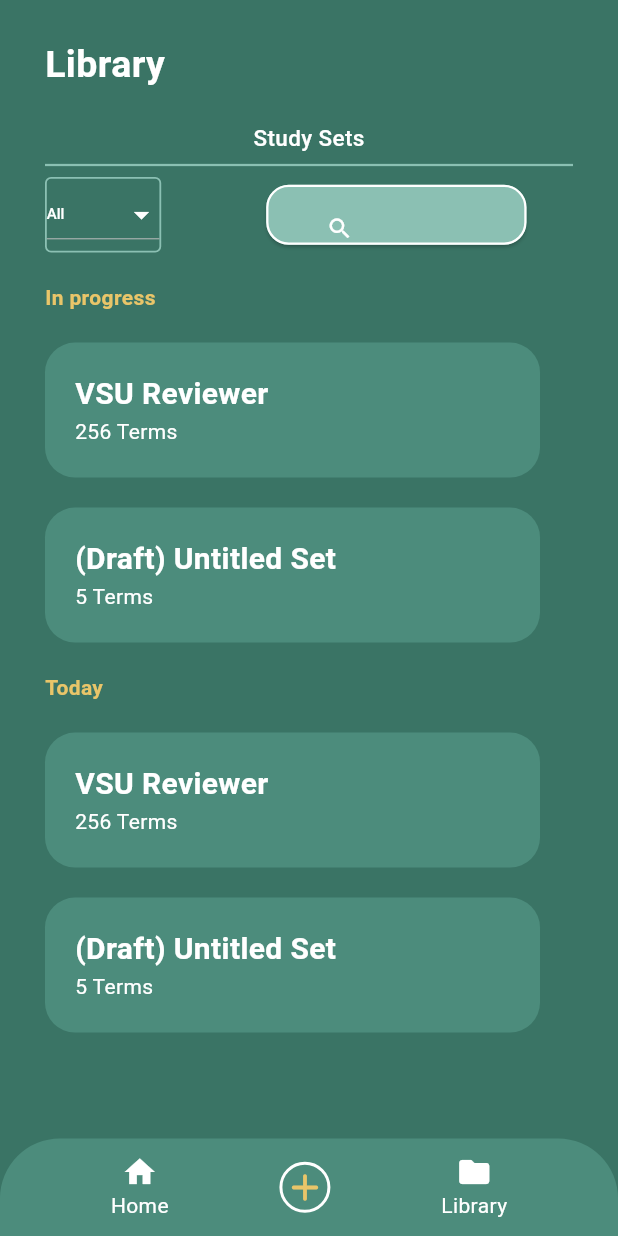
After one commit to KaelNierras/vis_can_learn, a Flutter app: the LibraryScreen screen opened directly, on a phone screen of 412 x 824 dp. The commit adds this screen. Run offline on Flutter 3.47's test engine with Material 3 defaults, Android fonts, the light colour scheme and no system bars; our stand-ins replace firebase_core, flutter_native_splash, flutter_slidable, shared_preferences; accounts and stored records are empty.

Commit message:
library screen completed, needs fixing in the backend list builders

```diff
--- /dev/null
+++ b/lib/features/dashboard/views/library_screen.dart
@@ -0,0 +1,362 @@
+import 'package:flutter/cupertino.dart';
+import 'package:flutter/material.dart';
+import 'package:flutter/widgets.dart';
+import 'package:vis_can_learn/features/dashboard/views/dashboard_screen.dart';
+import 'package:vis_can_learn/theme/custom_colors.dart';
+import 'package:vis_can_learn/utils/widget_helper.dart';
+
+class LibraryScreen extends StatefulWidget {
+  const LibraryScreen({super.key});
+
+  @override
+  State<LibraryScreen> createState() => _LibraryScreenState();
+}
+
+class _LibraryScreenState extends State<LibraryScreen> {
+  void Search() {
+    print('Search');
+  }
+
+  void goToDashboard() {
+    Navigator.push(
+      context,
+      MaterialPageRoute(
+        builder: (context) => const Dashboard(),
+      ),
+    );
+  }
+
+  void goToLibrary() {
+    Navigator.push(
+      context,
+      MaterialPageRoute(
+        builder: (context) => const LibraryScreen(),
+      ),
+    );
+  }
+
+  Map<String, int> data = {
+    'VSU Reviewer': 256,
+    '(Draft) Untitled Set': 5,
+    // Add more entries as needed
+  };
+
+  String selectedFilter = 'All';
+
+  @override
+  Widget build(BuildContext context) {
+    return Scaffold(
+      body: Container(
+        width: MediaQuery.of(context).size.width, // Set the width to 100%
+        decoration: const BoxDecoration(
+          color: background,
+        ),
+        child: Column(
+          mainAxisAlignment: MainAxisAlignment.start,
+          crossAxisAlignment: CrossAxisAlignment.start,
+          children: [
+            Container(
+              width: MediaQuery.of(context).size.width, // Set the width to 100%
+              decoration: BoxDecoration(
+                gradient: gradientAppbar,
+                borderRadius: const BorderRadius.only(
+                  bottomLeft: Radius.circular(40),
+                  bottomRight: Radius.circular(40),
+                ),
+              ),
+            ),
+            addVerticalSpace(25),
+            Expanded(
+              child: Container(
+                width: MediaQuery.of(context).size.width,
+                child: Column(
+                  mainAxisAlignment: MainAxisAlignment.start,
+                  crossAxisAlignment: CrossAxisAlignment.start,
+                  children: [
+                    Padding(
+                      padding: const EdgeInsets.only(left: 30.0),
+                      child: const Text(
+                        "Library",
+                        style: TextStyle(
+                          color: Colors.white,
+                          fontSize: 25,
+                          fontWeight: FontWeight.w600,
+                        ),
+                      ),
+                    ),
+                    Padding(
+                      padding: const EdgeInsets.only(top: 20.0),
+                      child: Center(
+                        child: const Text(
+                          "Study Sets",
+                          style: TextStyle(
+                            color: Colors.white,
+                            fontSize: 15,
+                            fontWeight: FontWeight.w500,
+                          ),
+                        ),
+                      ),
+                    ),
+                    Divider(
+                      indent: 30,
+                      endIndent: 30,
+                      color: lightGreen,
+                      thickness: 1.5,
+                    ),
+
+                    Row(
+                      children: [
+                        SizedBox(width: 30),
+
+                        Container(
+                          decoration: BoxDecoration(
+                            border: Border.all(
+                              color: lightGreen, // Choose your border color
+                              width: 1.2, // Adjust border width as needed
+                            ),
+                            borderRadius: BorderRadius.circular(4.0), // Adjust border radius as needed
+                          ),
+                          child: DropdownButton<String>(
+                            value: selectedFilter,
+                            onChanged: (String? newValue) {
+                              setState(() {
+                                selectedFilter = newValue!;
+                              });
+                            },
+                            dropdownColor: Colors.grey[800], // Set the background color of the dropdown menu
+                            style: TextStyle(color: Colors.white), // Set the text color of the dropdown button
+                            icon: Icon(Icons.arrow_drop_down, color: Colors.white), // Set the color of the dropdown icon
+                            items: <String>['All', 'In Progress', 'Today'].map<DropdownMenuItem<String>>((String value) {
+                              return DropdownMenuItem<String>(
+                                value: value,
+                                child: Text(
+                                  value,
+                                  style: TextStyle(
+                                    color: Colors.white, // Set the text color of the dropdown choices
+                                    fontSize: 10,
+                                    fontWeight: FontWeight.w500,
+                                  ),
+                                ),
+                              );
+                            }).toList(),
+                          ),
+                        ),
+
+                        SizedBox(width: 70),
+
+                        Column(
+                          children: [
+                            SizedBox(
+                              height: 40,
+                              child: ElevatedButton(
+                                onPressed: Search,
+                                style: ButtonStyle(
+                                  backgroundColor:
+                                      MaterialStateProperty.all(lightGreen),
+                                  side: MaterialStateProperty.all(
+                                      const BorderSide(
+                                          color: Colors.white, width: 1.5)),
+                                  shape: MaterialStateProperty.all(
+                                      RoundedRectangleBorder(
+                                    borderRadius: BorderRadius.circular(
+                                        15), // Set the border radius here
+                                  )),
+                                ),
+                                child: const Row(
+                                  children: [
+                                    Icon(
+                                      Icons.search,
+                                    ),
+                                    Text(
+                                      'Search Sets...',
+                                      style: TextStyle(
+                                        color:
+                                            Color.fromARGB(244, 218, 218, 218),
+                                        fontSize: 12,
+                                      ),
+                                    ),
+                                  ],
+                                ),
+                              ),
+                            )
+                          ],
+                        ),
+                      ],
+                    ),
+
+                    Padding(
+                      padding: const EdgeInsets.only(left: 30.0, top: 20, bottom: 20),
+                      child: const Text(
+                        "In progress",
+                        style: TextStyle(
+                          color: orange,
+                          fontSize: 14,
+                          fontWeight: FontWeight.w700,
+                        ),
+                      ),
+                    ),
+
+                    Column(
+                      crossAxisAlignment: CrossAxisAlignment.start,
+                      children: data.entries.map((MapEntry<String, int> entry) {
+                        String key = entry.key;
+                        int value = entry.value;
+                        return Container(
+                          width: 330,
+                          height: 90,
+                          margin: const EdgeInsets.only(left: 30, bottom: 20),
+                          decoration: BoxDecoration(
+                            color: accentGreen,
+                            borderRadius: BorderRadius.circular(20),
+                          ),
+                          child: Padding(
+                            padding: const EdgeInsets.all(20),
+                            child: Column(
+                              crossAxisAlignment: CrossAxisAlignment.start,
+                              children: [
+                                Text(
+                                  key,
+                                  style: const TextStyle(
+                                    color: Colors.white,
+                                    fontWeight: FontWeight.bold,
+                                    fontSize: 20,
+                                  ),
+                                ),
+                                Text(
+                                  '$value Terms',
+                                  style: const TextStyle(color: Colors.white),
+                                ),
+                              ],
+                            ),
+                          ),
+                        );
+                      }).toList(),
+                    ),
+
+                    Padding(
+                      padding: const EdgeInsets.only(left: 30.0, bottom: 20),
+                      child: const Text(
+                        "Today",
+                        style: TextStyle(
+                          color: orange,
+                          fontSize: 14,
+                          fontWeight: FontWeight.w700,
+                        ),
+                      ),
+                    ),
+
+                    Column(
+                      crossAxisAlignment: CrossAxisAlignment.start,
+                      children: data.entries.map((MapEntry<String, int> entry) {
+                        String key = entry.key;
+                        int value = entry.value;
+                        return Container(
+                          width: 330,
+                          height: 90,
+                          margin: const EdgeInsets.only(left: 30, bottom: 20),
+                          decoration: BoxDecoration(
+                            color: accentGreen,
+                            borderRadius: BorderRadius.circular(20),
+                          ),
+                          child: Padding(
+                            padding: const EdgeInsets.all(20),
+                            child: Column(
+                              crossAxisAlignment: CrossAxisAlignment.start,
+                              children: [
+                                Text(
+                                  key,
+                                  style: const TextStyle(
+                                    color: Colors.white,
+                                    fontWeight: FontWeight.bold,
+                                    fontSize: 20,
+                                  ),
+                                ),
+                                Text(
+                                  '$value Terms',
+                                  style: const TextStyle(color: Colors.white),
+                                ),
+                              ],
+                            ),
+                          ),
+                        );
+                      }).toList(),
+                    ),
+                  ],
+                ),
+              ),
+            ),
+            Container(
+              width: MediaQuery.of(context).size.width, // Set the width to 100%
+              height: 65,
+              decoration: const BoxDecoration(
+                color: accentGreen,
+                borderRadius: BorderRadius.only(
+                  topLeft: Radius.circular(40),
+                  topRight: Radius.circular(40),
+                ),
+              ),
+              child: Row(
+                mainAxisAlignment: MainAxisAlignment.spaceEvenly,
+                children: [
+                  GestureDetector(
+                    onTap: () => {
+                      goToDashboard(),
+                    },
+                    child: const Column(
+                      mainAxisAlignment: MainAxisAlignment.center,
+                      children: [
+                        Icon(
+                          Icons.home,
+                          color: Colors.white,
+                        ),
+                        Text(
+                          'Home',
+                          style: TextStyle(color: Colors.white),
+                        )
+                      ],
+                    ),
+                  ),
+                  GestureDetector(
+                    onTap: () {},
+                    child: Container(
+                      decoration: BoxDecoration(
+                        border: Border.all(
+                          color: Colors.white, // Set the border color
+                          width: 2, // Set the border width
+                        ),
+                        shape: BoxShape.circle,
+                      ),
+                      child: const Icon(
+                        Icons.add_rounded,
+                        color: orange,
+                        size: 30,
+                      ),
+                    ),
+                  ),
+                  GestureDetector(
+                    onTap: () => {
+                      goToLibrary(),
+                    },
+                    child: const Column(
+                      mainAxisAlignment: MainAxisAlignment.center,
+                      children: [
+                        Icon(
+                          Icons.folder,
+                          color: Colors.white,
+                        ),
+                        Text(
+                          'Library',
+                          style: TextStyle(color: Colors.white),
+                        )
+                      ],
+                    ),
+                  ),
+                ],
+              ),
+            )
+          ],
+        ),
+      ),
+    );
+  }
+}
--- a/lib/main.dart
+++ b/lib/main.dart
@@ -2,6 +2,7 @@
 import 'package:firebase_core/firebase_core.dart';
 import 'package:flutter_native_splash/flutter_native_splash.dart';
 import 'package:vis_can_learn/features/dashboard/views/create_set.dart';
+import 'package:vis_can_learn/features/dashboard/views/library_screen.dart';
 
 import 'firebase_options.dart';
 
@@ -51,7 +52,7 @@ class _MyAppState extends State<MyApp> {
       debugShowCheckedModeBanner: false,
       title: 'VisCanLearn',
       theme: lightTheme,
-      home: isViewed != 0 ? const OnboardingScreen() : isLogged != 0? const Dashboard(): const Dashboard(),
+      home: isViewed != 0 ? const OnboardingScreen() : isLogged != 0? const LibraryScreen(): const LibraryScreen(),
     );
   }
 }
```
